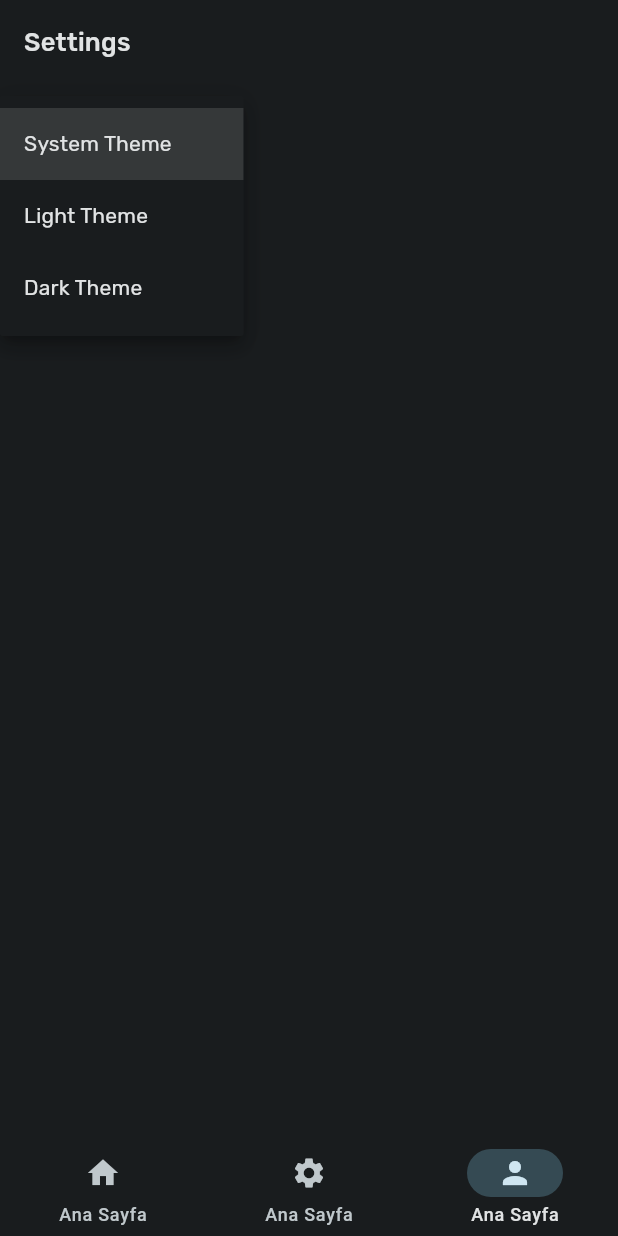
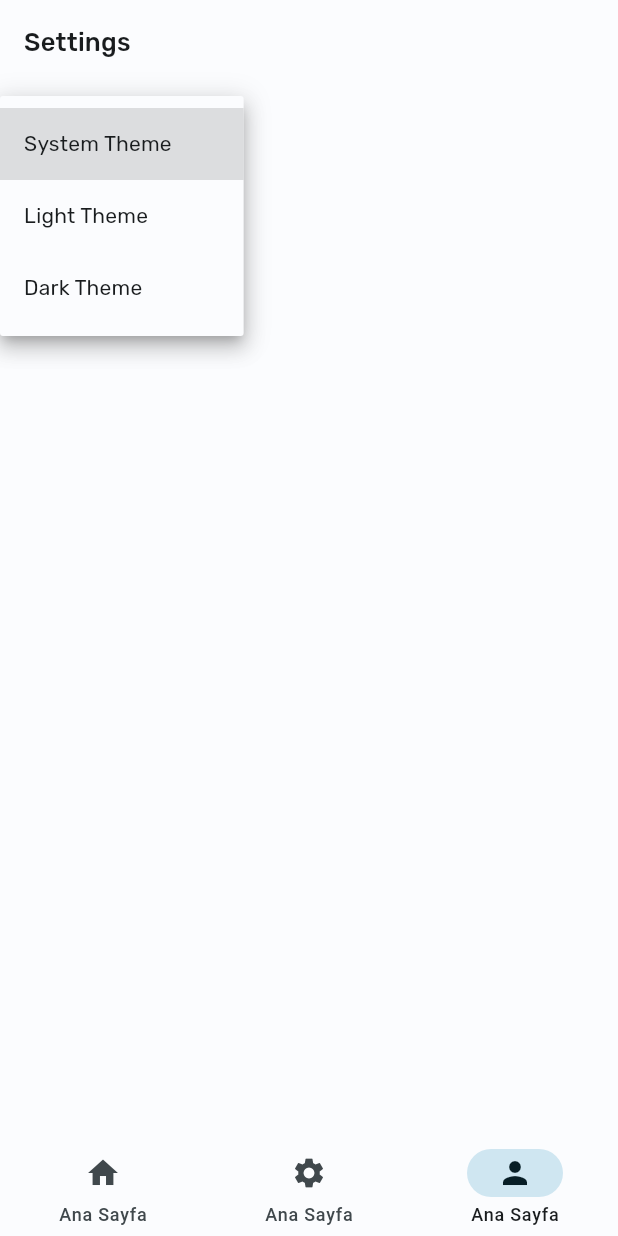
Before and after one commit to emirkalafat/talking_baby_flutter, a Flutter app: the SettingsTab screen opened by its route, after a tap on "System Theme", on a phone screen of 412 x 824 dp. Run offline on Flutter 3.47's test engine with Material 3 defaults, Android fonts, the phone set to English and light mode, and no system bars; our stand-ins replace flutter_riverpod, go_router, google_fonts, shared_preferences; accounts and stored records are empty; generated files the repository leaves out were written again.

Commit message:
theme fix

```diff
--- a/lib/main.dart
+++ b/lib/main.dart
@@ -1,7 +1,6 @@
 import 'package:flutter/material.dart';
 import 'package:flutter_riverpod/flutter_riverpod.dart';
-
-import 'src/app.dart';
+import 'package:talking_baby_flutter/src/app.dart';
 
 void main() {
   WidgetsFlutterBinding.ensureInitialized();
--- a/lib/src/app.dart
+++ b/lib/src/app.dart
@@ -36,9 +36,9 @@ class MyApp extends ConsumerWidget {
       // Define a light and dark color theme. Then, read the user's
       // preferred ThemeMode (light, dark, or system default) from the
       // themeNotifierProvider
-      theme: darkThemeMode,
+      theme: lightThemeMode,
       darkTheme: darkThemeMode,
-      themeMode: ref.watch(themeNotifierProvider.notifier).state,
+      themeMode: ref.watch(themeNotifierProvider),
 
       // Define a function to handle named routes in order to support
       // Flutter web url navigation and deep linking.
--- a/lib/src/navigation/main_tab/settings/settings_view.dart
+++ b/lib/src/navigation/main_tab/settings/settings_tab.dart
@@ -20,10 +20,11 @@ class SettingsTab extends ConsumerStatefulWidget {
 }
 
 class _SettingsScreenState extends ConsumerState<SettingsTab> {
-  ThemeMode get theme => ref.read(themeNotifierProvider.notifier).state!;
+
 
   @override
   Widget build(BuildContext context) {
+    ThemeMode theme = ref.read(themeNotifierProvider);
     // Read the SettingsController from the provider
 
     return Scaffold(
--- a/lib/src/navigation/main_tab/settings/theme.dart
+++ b/lib/src/navigation/main_tab/settings/theme.dart
@@ -1,15 +1,14 @@
 import 'package:flutter/material.dart';
-import 'package:flutter/scheduler.dart';
 import 'package:flutter_riverpod/flutter_riverpod.dart';
 import 'package:google_fonts/google_fonts.dart';
 import 'package:shared_preferences/shared_preferences.dart';
 
-final themeNotifierProvider = StateNotifierProvider<ThemeNotifier, ThemeMode?>(
+final themeNotifierProvider = StateNotifierProvider<ThemeNotifier, ThemeMode>(
   (ref) => ThemeNotifier(),
 );
 
-class ThemeNotifier extends StateNotifier<ThemeMode?> {
-  ThemeNotifier() : super(null) {
+class ThemeNotifier extends StateNotifier<ThemeMode> {
+  ThemeNotifier() : super(ThemeMode.system) {
     getTheme().then((value) {
       state = value;
     });
@@ -39,25 +38,25 @@ class ThemeNotifier extends StateNotifier<ThemeMode?> {
       return;
     }
     state = themeMode;
-    await prefs.setInt('themeMode', state!.index);
+    await prefs.setInt('themeMode', state.index);
   }
 }
 
 final darkThemeMode = ThemeData(
   brightness: Brightness.dark,
   visualDensity: VisualDensity.adaptivePlatformDensity,
-  textTheme: buildTextTheme(),
+  textTheme: buildTextTheme(), //TODO: configure this
   colorScheme: darkColorScheme,
   useMaterial3: true,
   inputDecorationTheme: const InputDecorationTheme(
-    border: OutlineInputBorder(),
+    border: OutlineInputBorder(), //TODO: configure this
   ),
 );
 
 final lightThemeMode = ThemeData(
   brightness: Brightness.light,
   visualDensity: VisualDensity.adaptivePlatformDensity,
-  textTheme: buildTextTheme(),
+  textTheme: buildTextTheme(), //TODO: configure this
   colorScheme: lightColorScheme,
   useMaterial3: true,
   inputDecorationTheme: const InputDecorationTheme(
--- a/lib/src/router/router_repository.dart
+++ b/lib/src/router/router_repository.dart
@@ -2,9 +2,9 @@ import 'package:flutter/material.dart';
 import 'package:flutter_gen/gen_l10n/app_localizations.dart';
 import 'package:flutter_riverpod/flutter_riverpod.dart';
 import 'package:go_router/go_router.dart';
-import 'package:talking_baby_flutter/src/navigation/main_tab/home/home_screen.dart';
+import 'package:talking_baby_flutter/src/navigation/main_tab/home/home_tab.dart';
 import 'package:talking_baby_flutter/src/navigation/main_tab/profile/profile_screen.dart';
-import 'package:talking_baby_flutter/src/navigation/main_tab/settings/settings_view.dart';
+import 'package:talking_baby_flutter/src/navigation/main_tab/settings/settings_tab.dart';
 
 final _key = GlobalKey<NavigatorState>(debugLabel: 'root');
 
```
Also changed, not shown: lib/src/navigation/main_tab/home/home_tab.dart (renamed from lib/src/navigation/main_tab/home/home_screen.dart, +9 -1 lines), 1 other file.
